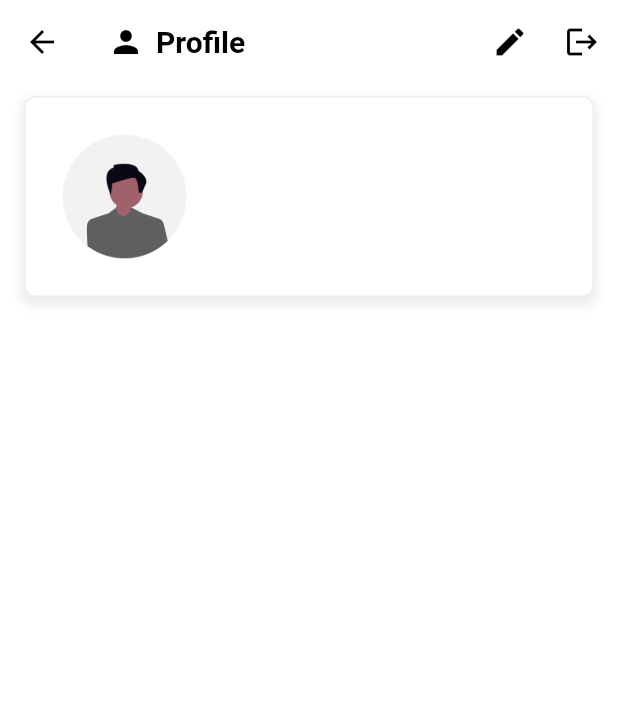
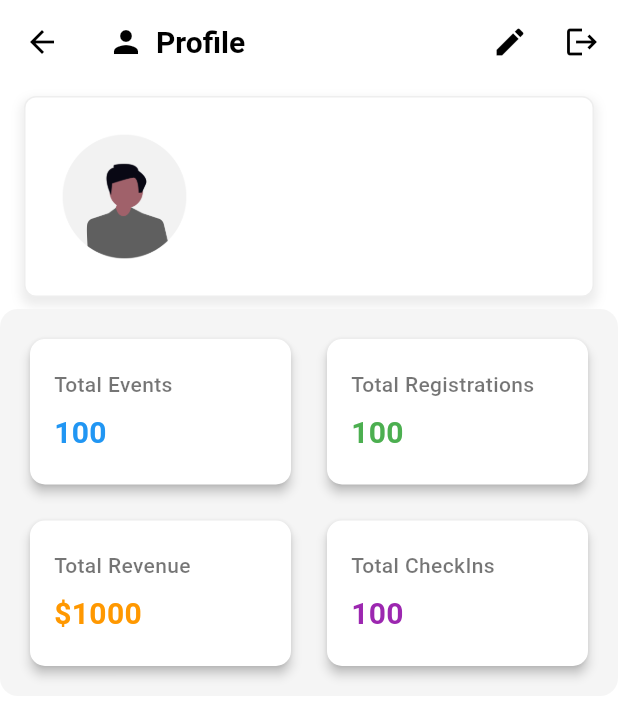
Before and after one commit to BenjaminMwambakulu/event_manager_local, a Flutter app: the ProfileScreen screen opened directly, on a phone screen of 412 x 824 dp. Shown: the top 722 px of the screen. Run offline on Flutter 3.47's test engine with Material 3 defaults, Android fonts, the phone set to English and light mode, and no system bars; our stand-ins replace cached_network_image, carousel_slider, qr_flutter, shared_preferences, supabase_flutter; accounts and stored records are empty.

Commit message:
feat(profile): add simple dashboard to profile screen
- Implement a simple dashboard with four informational cards
- Add skeleton structure for dashboard cards with placeholder data
- Include basic styling and layout for the dashboard section

```diff
--- a/lib/screens/Profiles/profile_screen.dart
+++ b/lib/screens/Profiles/profile_screen.dart
@@ -1,4 +1,5 @@
 import 'package:event_manager_local/screens/Profiles/build_profile_row.dart';
+import 'package:event_manager_local/screens/Profiles/simple_dash.dart';
 import 'package:event_manager_local/services/profile_service.dart';
 import 'package:flutter/material.dart';
 import 'package:supabase_flutter/supabase_flutter.dart';
@@ -24,13 +25,12 @@ class _ProfileScreenState extends State<ProfileScreen> {
   }
 
   // Get the user profile information
-  void getProfile() async{
+  void getProfile() async {
     final user = await _profileService.getProfile();
     setState(() {
       _profile = user;
     });
   }
-
 
   @override
   Widget build(BuildContext context) {
@@ -53,8 +53,9 @@ class _ProfileScreenState extends State<ProfileScreen> {
         child: Column(
           children: [
             _profile == null
-              ? Center(child: CircularProgressIndicator())
-              : buildProfileRow(_profile!),
+                ? Center(child: CircularProgressIndicator())
+                : buildProfileRow(_profile!),
+            SimpleDash(),
           ],
         ),
       ),
--- a/lib/screens/Profiles/simple_dash.dart
+++ b/lib/screens/Profiles/simple_dash.dart
@@ -7,15 +7,73 @@ class SimpleDash extends StatefulWidget {
   State<SimpleDash> createState() => _SimpleDashState();
 }
 
+// TODO: Implement SimpleDash with information from the database
+
 class _SimpleDashState extends State<SimpleDash> {
   @override
   Widget build(BuildContext context) {
     return Container(
+      padding: const EdgeInsets.all(16),
       decoration: BoxDecoration(
         color: Colors.grey[100],
-        borderRadius: BorderRadius.circular(10),
+        borderRadius: BorderRadius.circular(12),
       ),
+      child: Column(
+        children: [
+          // First Row
+          Row(
+            children: [
+              _buildDashCard("Total Events", "100", Colors.blue),
+              const SizedBox(width: 16),
+              _buildDashCard("Total Registrations", "100", Colors.green),
+            ],
+          ),
+          const SizedBox(height: 16),
+          // Second Row
+          Row(
+            children: [
+              _buildDashCard("Total Revenue", "\$1000", Colors.orange),
+              const SizedBox(width: 16),
+              _buildDashCard("Total CheckIns", "100", Colors.purple),
+            ],
+          ),
+        ],
+      ),
+    );
+  }
 
+  // Reusable card widget for dashboard items
+  Widget _buildDashCard(String title, String value, Color color) {
+    return Expanded(
+      child: Card(
+        elevation: 3,
+        shape: RoundedRectangleBorder(borderRadius: BorderRadius.circular(10)),
+        child: Container(
+          padding: const EdgeInsets.symmetric(vertical: 20, horizontal: 16),
+          child: Column(
+            crossAxisAlignment: CrossAxisAlignment.start,
+            children: [
+              Text(
+                title,
+                style: const TextStyle(
+                  fontSize: 14,
+                  fontWeight: FontWeight.w500,
+                  color: Colors.black54,
+                ),
+              ),
+              const SizedBox(height: 8),
+              Text(
+                value,
+                style: TextStyle(
+                  fontSize: 20,
+                  fontWeight: FontWeight.bold,
+                  color: color,
+                ),
+              ),
+            ],
+          ),
+        ),
+      ),
     );
   }
 }
--- /dev/null
+++ b/lib/services/organiser_service.dart
@@ -0,0 +1,21 @@
+import 'package:event_manager_local/models/event_model.dart';
+import 'package:supabase_flutter/supabase_flutter.dart';
+
+class OrganiserService {
+  final SupabaseClient _supabase = Supabase.instance.client;
+  Future<List<Event>> getOrganisedEvents() async {
+    final response = await _supabase
+        .from('events')
+        .select('''
+          *,
+          profiles (*)
+        ''')
+        .eq('user_id', _supabase.auth.currentUser!.id)
+        .eq('role', "organiser")
+        .order('created_at', ascending: false);
+
+    return (response as List<dynamic>)
+        .map((json) => Event.fromJson(json as Map<String, dynamic>))
+        .toList();
+  }
+}
```
